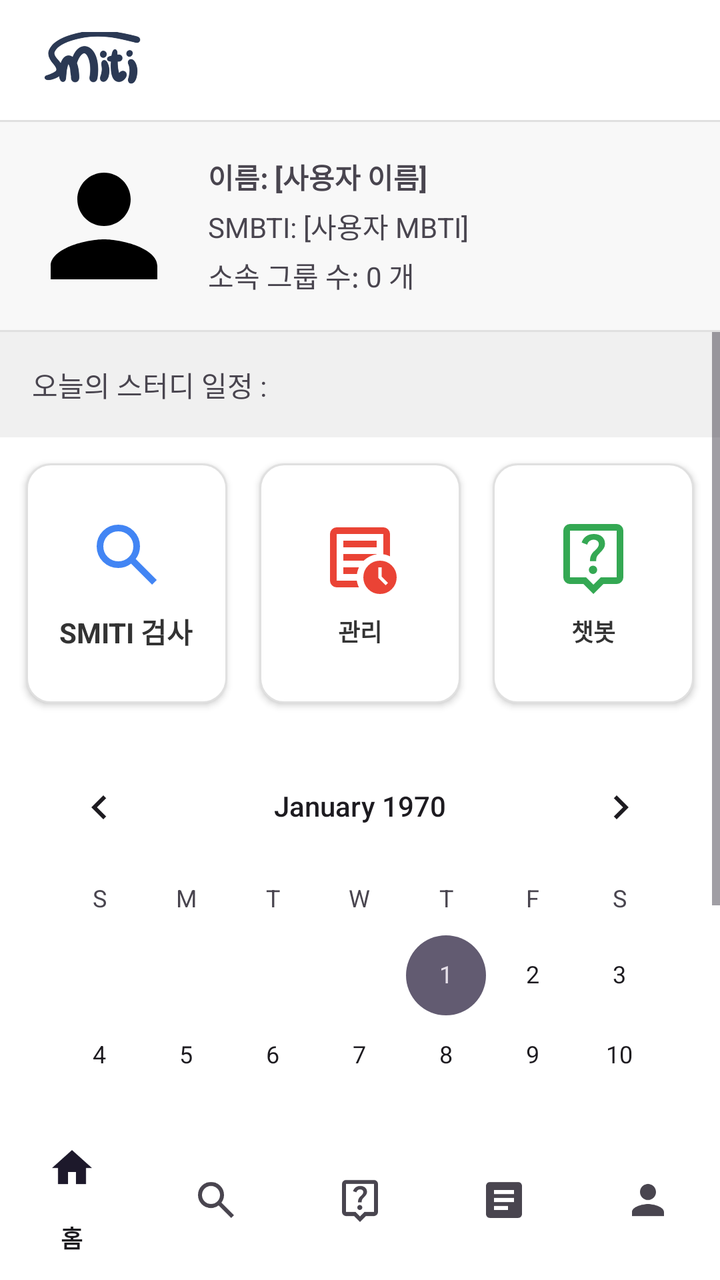
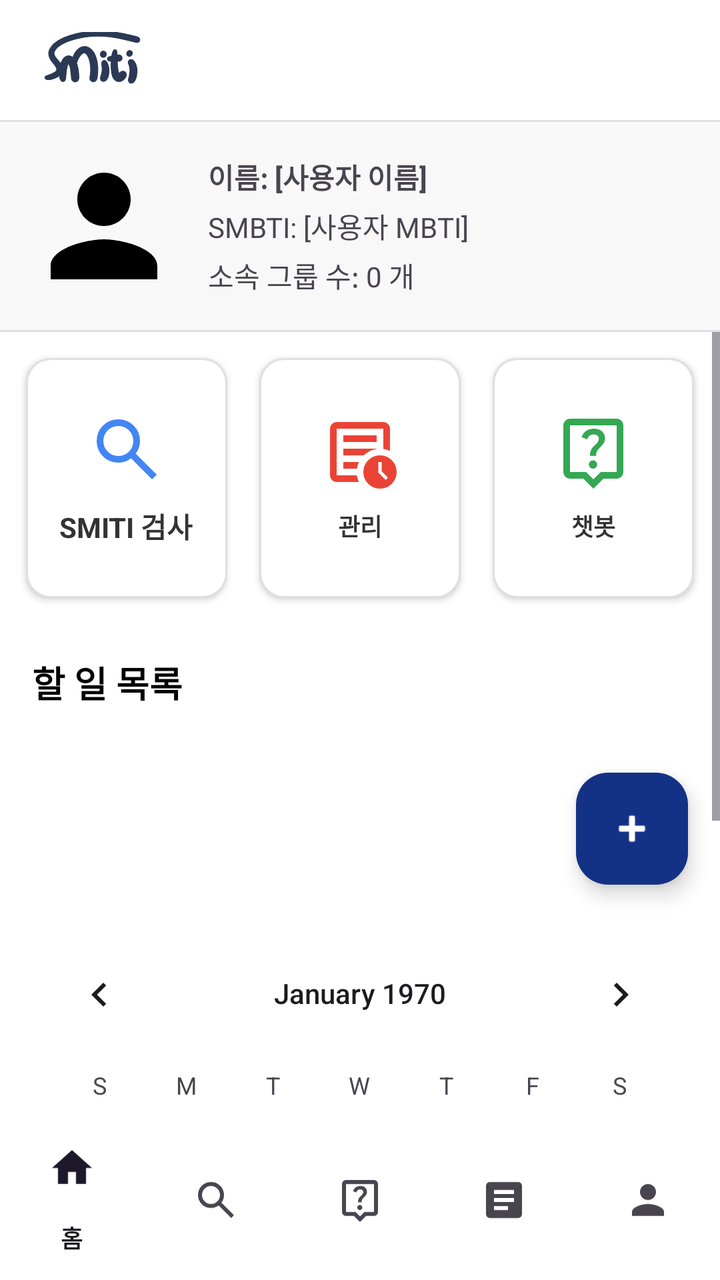

Before-and-after screenshots of an Android layout around one commit, followed by the original layout XML and the change that was made.
<!-- AndroidManifest.xml: application theme Theme.Smiti -->
<!-- res/layout/activity_main.xml -->
<?xml version="1.0" encoding="utf-8"?>
<LinearLayout xmlns:android="http://schemas.android.com/apk/res/android"
    xmlns:app="http://schemas.android.com/apk/res-auto"
    xmlns:tools="http://schemas.android.com/tools"
    android:layout_width="match_parent"
    android:layout_height="match_parent"
    android:orientation="vertical"
    android:background="@color/white"
    android:fitsSystemWindows="true"
    tools:context=".MainActivity">

    
    <LinearLayout
        android:layout_width="match_parent"
        android:layout_height="60dp"
        android:orientation="horizontal"
        android:padding="16dp"
        android:gravity="center_vertical">

        <ImageView
            android:layout_width="0dp"
            android:layout_height="60dp"
            android:layout_weight="1"
            android:src="@drawable/smiti_logo"
            android:adjustViewBounds="true"
            android:scaleType="fitStart" />
    </LinearLayout>

    <View
        android:layout_width="match_parent"
        android:layout_height="1dp"
        android:background="#E0E0E0"/>

    
    <LinearLayout
        android:layout_width="match_parent"
        android:layout_height="wrap_content"
        android:orientation="horizontal"
        android:padding="12dp"
        android:gravity="center_vertical"
        android:background="#F8F8F8">

        <ImageView
            android:id="@+id/profile_image"
            android:layout_width="80dp"
            android:layout_height="80dp"
            android:src="@drawable/ic_profile"
            android:scaleType="centerCrop"
            android:background="?attr/selectableItemBackground"/>

        
        <LinearLayout
            android:layout_width="0dp"
            android:layout_height="wrap_content"
            android:layout_weight="1"
            android:orientation="vertical"
            android:layout_marginStart="12dp">
            <TextView
                android:id="@+id/tv_name"
                android:layout_width="wrap_content"
                android:layout_height="wrap_content"
                android:text="이름: [사용자 이름]"
                android:textSize="14sp"
                android:textStyle="bold"/>
            <TextView
                android:id="@+id/tv_mbti"
                android:layout_width="wrap_content"
                android:layout_height="wrap_content"
                android:layout_marginTop="4dp"
                android:text="SMBTI: [사용자 MBTI]"
                android:textSize="14sp"/>
            <TextView
                android:id="@+id/tv_group_count"
                android:layout_width="wrap_content"
                android:layout_height="wrap_content"
                android:layout_marginTop="4dp"
                android:text="소속 그룹 수: 0 개"
                android:textSize="14sp"/>
        </LinearLayout>
    </LinearLayout>

    <View
        android:layout_width="match_parent"
        android:layout_height="1dp"
        android:background="#E0E0E0"/>

    
    <FrameLayout
        android:id="@+id/fragment_container"
        android:layout_width="match_parent"
        android:layout_height="0dp"
        android:layout_weight="1">

        <ScrollView
            android:layout_width="match_parent"
            android:layout_height="match_parent"
            android:fillViewport="true">

            
            <LinearLayout
                android:id="@+id/main_content"
                android:layout_width="match_parent"
                android:layout_height="match_parent"
                android:orientation="vertical">

                
                <TextView
                    android:layout_width="match_parent"
                    android:layout_height="wrap_content"
                    android:text="오늘의 스터디 일정 : "
                    android:padding="16dp"
                    android:background="#F0F0F0"/>

                
                <GridLayout
                    android:layout_width="match_parent"
                    android:layout_height="wrap_content"
                    android:columnCount="3"
                    android:rowCount="1"
                    android:padding="5dp"
                    android:background="#FFFFFF">

                    
                    <LinearLayout
                        android:id="@+id/smiti_test_btn"
                        android:layout_width="0dp"
                        android:layout_height="120dp"
                        android:layout_columnWeight="1"
                        android:layout_rowWeight="1"
                        android:layout_margin="8dp"
                        android:background="@drawable/button_background"
                        android:orientation="vertical"
                        android:gravity="center"
                        android:padding="12dp"
                        android:elevation="2dp"
                        android:clickable="true"
                        android:focusable="true">

                        <ImageView
                            android:layout_width="40dp"
                            android:layout_height="40dp"
                            android:src="@drawable/main_test"
                            android:layout_marginBottom="8dp"
                            app:tint="#4285F4" />

                        <TextView
                            android:layout_width="wrap_content"
                            android:layout_height="wrap_content"
                            android:text="SMITI 검사"
                            android:textColor="#333333"
                            android:textSize="14sp"
                            android:textStyle="bold"/>
                    </LinearLayout>

                    
                    <LinearLayout
                        android:id="@+id/management_btn"
                        android:layout_width="0dp"
                        android:layout_height="120dp"
                        android:layout_columnWeight="1"
                        android:layout_rowWeight="1"
                        android:layout_margin="8dp"
                        android:background="@drawable/button_background"
                        android:orientation="vertical"
                        android:gravity="center"
                        android:padding="12dp"
                        android:elevation="2dp"
                        android:clickable="true"
                        android:focusable="true">

                        <ImageView
                            android:layout_width="40dp"
                            android:layout_height="40dp"
                            android:layout_marginBottom="8dp"
                            android:src="@drawable/main_manage"
                            app:tint="#EA4335" />

                        <TextView
                            android:layout_width="wrap_content"
                            android:layout_height="wrap_content"
                            android:text="관리"
                            android:textColor="#333333"
                            android:textSize="12sp"
                            android:textStyle="bold" />
                    </LinearLayout>

                    
                    <LinearLayout
                        android:id="@+id/chat_btn"
                        android:layout_width="0dp"
                        android:layout_height="120dp"
                        android:layout_columnWeight="1"
                        android:layout_rowWeight="1"
                        android:layout_margin="8dp"
                        android:background="@drawable/button_background"
                        android:orientation="vertical"
                        android:gravity="center"
                        android:padding="12dp"
                        android:elevation="2dp"
                        android:clickable="true"
                        android:focusable="true">

                        <ImageView
                            android:layout_width="40dp"
                            android:layout_height="40dp"
                            android:layout_marginBottom="8dp"
                            android:src="@drawable/main_chatbot"
                            app:tint="#34A853" />

                        <TextView
                            android:layout_width="wrap_content"
                            android:layout_height="wrap_content"
                            android:text="챗봇"
                            android:textColor="#333333"
                            android:textSize="12sp"
                            android:textStyle="bold" />
                    </LinearLayout>
                </GridLayout>
                <CalendarView
                    android:id="@+id/calendarView"
                    android:layout_width="match_parent"
                    android:layout_height="wrap_content"
                    android:layout_marginTop="5dp"
                    android:layout_marginStart="8dp"
                    android:layout_marginEnd="8dp"/>
            </LinearLayout>
        </ScrollView>
    </FrameLayout>

    
    <com.google.android.material.bottomnavigation.BottomNavigationView
        android:id="@+id/bottom_navigation"
        android:layout_width="match_parent"
        android:layout_height="wrap_content"
        android:background="@color/white"
        app:menu="@menu/bottom_navigation_menu" />
</LinearLayout>
<!-- resources referenced by this layout -->
<resources>
  <color name="white">#FFFFFFFF</color>
  <!-- drawable button_background (drawable) -->
  <?xml version="1.0" encoding="utf-8"?>
  <ripple xmlns:android="http://schemas.android.com/apk/res/android"
      android:color="#20000000">
      <item>
          <shape android:shape="rectangle">
              <corners android:radius="12dp" />
              <solid android:color="#FFFFFF" />
              <stroke android:width="1dp" android:color="#E0E0E0" />
          </shape>
      </item>
  </ripple>
  <!-- drawable ic_profile (drawable) -->
  <?xml version="1.0" encoding="utf-8"?>
  <vector xmlns:android="http://schemas.android.com/apk/res/android"
      android:width="24dp"
      android:height="24dp"
      android:viewportWidth="24"
      android:viewportHeight="24">
      <path
          android:fillColor="#000000"
          android:pathData="M12,12c2.21,0 4,-1.79 4,-4s-1.79,-4 -4,-4 -4,1.79 -4,4 1.79,4 4,4zM12,14c-2.67,0 -8,1.34 -8,4v2h16v-2c0,-2.66 -5.33,-4 -8,-4z"/>
  </vector>
  <!-- drawable main_chatbot (drawable) -->
  <vector xmlns:android="http://schemas.android.com/apk/res/android"
      android:width="24dp"
      android:height="24dp"
      android:viewportWidth="960"
      android:viewportHeight="960">
    <path
        android:pathData="M476,680q21,0 35.5,-14.5T526,630q0,-21 -14.5,-35.5T476,580q-21,0 -35.5,14.5T426,630q0,21 14.5,35.5T476,680ZM440,526h74q0,-17 1.5,-29t6.5,-23q5,-11 12.5,-20.5T556,430q35,-35 49.5,-58.5T620,318q0,-53 -36,-85.5T487,200q-55,0 -93.5,27T340,302l66,26q7,-27 28,-43.5t49,-16.5q27,0 45,14.5t18,38.5q0,17 -11,36t-37,42q-17,14 -27.5,27.5T453,455q-7,15 -10,31.5t-3,39.5ZM480,920L360,800L200,800q-33,0 -56.5,-23.5T120,720v-560q0,-33 23.5,-56.5T200,80h560q33,0 56.5,23.5T840,160v560q0,33 -23.5,56.5T760,800L600,800L480,920ZM200,720h192l88,88 88,-88h192v-560L200,160v560ZM480,440Z"
        android:fillColor="#e3e3e3"/>
  </vector>
  <!-- drawable main_manage (drawable) -->
  <vector xmlns:android="http://schemas.android.com/apk/res/android"
      android:width="24dp"
      android:height="24dp"
      android:viewportWidth="960"
      android:viewportHeight="960">
    <path
        android:pathData="m787,815 l28,-28 -75,-75v-112h-40v128l87,87ZM200,840q-33,0 -56.5,-23.5T120,760v-560q0,-33 23.5,-56.5T200,120h560q33,0 56.5,23.5T840,200v268q-19,-9 -39,-15.5t-41,-9.5v-243L200,200v560h242q3,22 9.5,42t15.5,38L200,840ZM200,720v40,-560 243,-3 280ZM280,680h163q3,-21 9.5,-41t14.5,-39L280,600v80ZM280,520h244q32,-30 71.5,-50t84.5,-27v-3L280,440v80ZM280,360h400v-80L280,280v80ZM720,920q-83,0 -141.5,-58.5T520,720q0,-83 58.5,-141.5T720,520q83,0 141.5,58.5T920,720q0,83 -58.5,141.5T720,920Z"
        android:fillColor="#e3e3e3"/>
  </vector>
  <!-- drawable main_test (drawable) -->
  <vector xmlns:android="http://schemas.android.com/apk/res/android"
      android:width="24dp"
      android:height="24dp"
      android:viewportWidth="960"
      android:viewportHeight="960">
    <path
        android:pathData="M784,840 L532,588q-30,24 -69,38t-83,14q-109,0 -184.5,-75.5T120,380q0,-109 75.5,-184.5T380,120q109,0 184.5,75.5T640,380q0,44 -14,83t-38,69l252,252 -56,56ZM380,560q75,0 127.5,-52.5T560,380q0,-75 -52.5,-127.5T380,200q-75,0 -127.5,52.5T200,380q0,75 52.5,127.5T380,560Z"
        android:fillColor="#e3e3e3"/>
  </vector>
  <!-- drawable smiti_logo: png bitmap (drawable, 65184 bytes) -->
  <style name="Theme.Smiti" parent="Base.Theme.Smiti" />
  <style name="Base.Theme.Smiti" parent="Theme.Material3.DayNight.NoActionBar">
          
          
      </style>
</resources>

<!-- the commit's change to res/layout/activity_main.xml (unified diff, before → after) -->
@@ -103,13 +103,6 @@
                 android:layout_height="match_parent"
                 android:orientation="vertical">
 
-                
-                <TextView
-                    android:layout_width="match_parent"
-                    android:layout_height="wrap_content"
-                    android:text="오늘의 스터디 일정 : "
-                    android:padding="16dp"
-                    android:background="#F0F0F0"/>
 
                 
                 <GridLayout
@@ -216,6 +209,43 @@
                             android:textStyle="bold" />
                     </LinearLayout>
                 </GridLayout>
+
+                
+
+                <TextView
+                    android:layout_width="172dp"
+                    android:layout_height="wrap_content"
+                    android:paddingStart="16dp"
+                    android:paddingTop="16dp"
+                    android:paddingEnd="16dp"
+                    android:text="할 일 목록"
+                    android:textColor="@android:color/black"
+                    android:textSize="18sp"
+                    android:textStyle="bold" />
+
+                <androidx.recyclerview.widget.RecyclerView
+                    android:id="@+id/recycler_view_todos"
+                    android:layout_width="match_parent"
+                    android:layout_height="wrap_content"
+                    android:layout_marginStart="16dp"
+                    android:layout_marginEnd="16dp"
+                    android:layout_marginBottom="16dp"
+                    app:layoutManager="androidx.recyclerview.widget.LinearLayoutManager"
+                    tools:listitem="@layout/item_todo"/>
+
+                <com.google.android.material.floatingactionbutton.FloatingActionButton
+                    android:id="@+id/fab_add_todo"
+                    android:layout_width="wrap_content"
+                    android:layout_height="wrap_content"
+                    android:layout_gravity="end|bottom"
+                    android:layout_margin="16dp"
+                    android:clickable="true"
+                    android:contentDescription="할 일 추가"
+                    android:focusable="true"
+                    android:src="@android:drawable/ic_input_add"
+                    app:backgroundTint="#143285"
+                    app:tint="@android:color/white" />
+
                 <CalendarView
                     android:id="@+id/calendarView"
                     android:layout_width="match_parent"
@@ -235,3 +265,53 @@
         android:background="@color/white"
         app:menu="@menu/bottom_navigation_menu" />
 </LinearLayout>
+<!-- res/layout/item_todo.xml (included above) -->
+<?xml version="1.0" encoding="utf-8"?>
+
+<LinearLayout xmlns:android="http://schemas.android.com/apk/res/android"
+    android:layout_width="match_parent"
+    android:layout_height="wrap_content"
+    android:orientation="horizontal"
+    android:padding="8dp"
+    android:gravity="center_vertical">
+
+    <CheckBox
+        android:id="@+id/checkbox_todo_completed"
+        android:layout_width="wrap_content"
+        android:layout_height="wrap_content"/>
+
+    <TextView
+        android:id="@+id/text_view_todo_task"
+        android:layout_width="0dp"
+        android:layout_height="wrap_content"
+        android:layout_weight="1"
+        android:textSize="16sp"
+        android:textColor="@android:color/black"
+        android:layout_marginStart="8dp"
+        android:text="할 일 내용"/>
+
+    <TextView
+        android:id="@+id/text_view_todo_due_date"
+        android:layout_width="wrap_content"
+        android:layout_height="wrap_content"
+        android:textSize="12sp"
+        android:textColor="@android:color/darker_gray"
+        android:layout_marginStart="8dp"
+        android:text="2024-08-15"/>
+
+    <ImageButton
+        android:id="@+id/button_edit_todo"
+        android:layout_width="30dp"
+        android:layout_height="30dp"
+        android:src="@android:drawable/ic_menu_edit"
+        android:background="?attr/selectableItemBackgroundBorderless"
+        android:contentDescription="할 일 수정"/>
+
+    <ImageButton
+        android:id="@+id/button_delete_todo"
+        android:layout_width="30dp"
+        android:layout_height="30dp"
+        android:src="@android:drawable/ic_menu_delete"
+        android:background="?attr/selectableItemBackgroundBorderless"
+        android:contentDescription="할 일 삭제"/>
+</LinearLayout>
